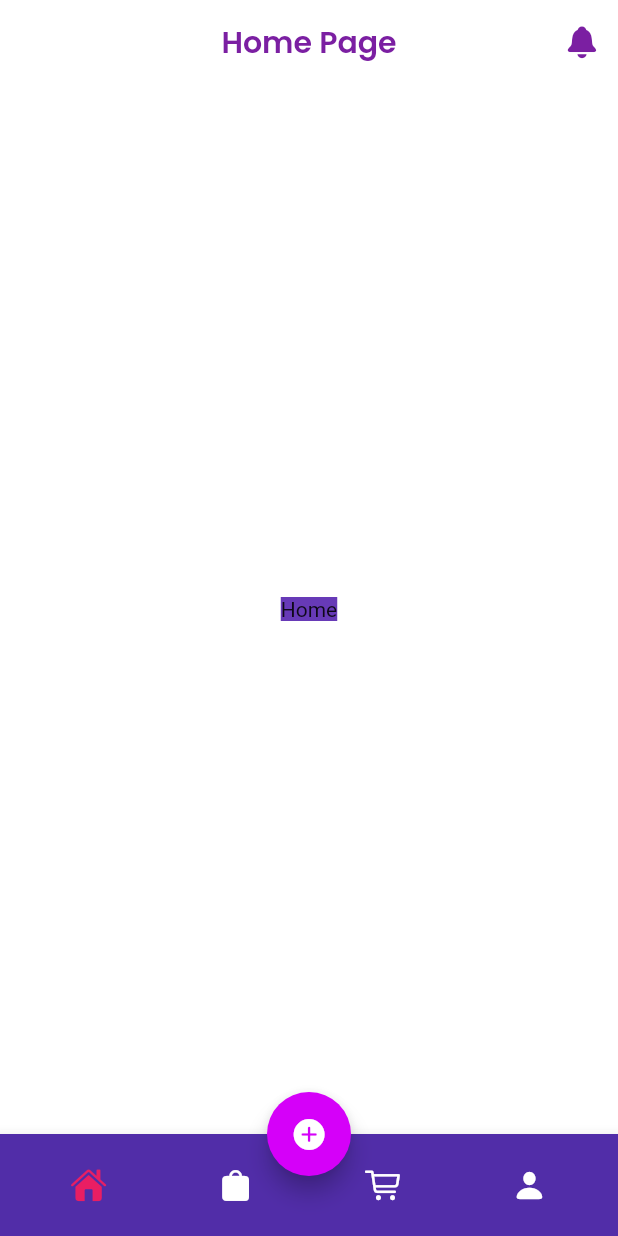
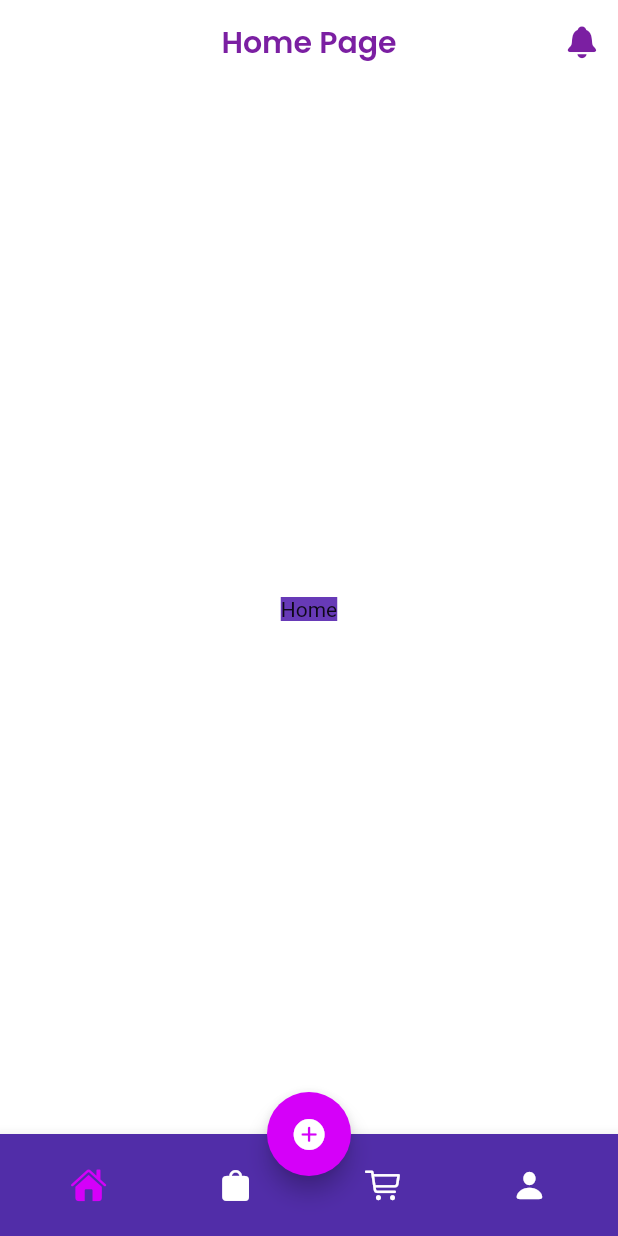
Before and after one commit to ozaenzenzen/flutter-fam-ui4, a Flutter app: the screen it shows after launch, on a phone screen of 412 x 824 dp. Run offline on Flutter 3.47's test engine with Material 2 defaults, Android fonts, the light colour scheme and no system bars; our stand-ins replace get, google_fonts.

Commit message:
update mainpage

```diff
--- a/lib/mainpage.dart
+++ b/lib/mainpage.dart
@@ -61,7 +61,9 @@ class _MainPageState extends State<MainPage> {
         physics: BouncingScrollPhysics(),
         onPageChanged: (page) {
           // print(page);
-          nowPage = page;
+          setState(() {
+            nowPage = page;
+          });
         },
       ),
       floatingActionButtonLocation: FloatingActionButtonLocation.centerDocked,
@@ -92,7 +94,7 @@ class _MainPageState extends State<MainPage> {
                 },
                 icon: Icon(
                   CupertinoIcons.house_fill,
-                  color: (nowPage == 0) ? Colors.pink : Colors.white,
+                  color: (nowPage == 0) ? Colors.purpleAccent[400] : Colors.white,
                 ),
               ),
               IconButton(
@@ -104,7 +106,7 @@ class _MainPageState extends State<MainPage> {
                 },
                 icon: Icon(
                   CupertinoIcons.bag_fill,
-                  color: (nowPage == 1) ? Colors.pink : Colors.white,
+                  color: (nowPage == 1) ? Colors.purpleAccent[400] : Colors.white,
                 ),
               ),
               IconButton(
@@ -116,7 +118,7 @@ class _MainPageState extends State<MainPage> {
                 },
                 icon: Icon(
                   CupertinoIcons.shopping_cart,
-                  color: (nowPage == 2) ? Colors.pink : Colors.white,
+                  color: (nowPage == 2) ? Colors.purpleAccent[400] : Colors.white,
                 ),
               ),
               IconButton(
@@ -128,7 +130,7 @@ class _MainPageState extends State<MainPage> {
                 },
                 icon: Icon(
                   CupertinoIcons.person_fill,
-                  color: (nowPage == 3) ? Colors.pink : Colors.white,
+                  color: (nowPage == 3) ? Colors.purpleAccent[400] : Colors.white,
                 ),
               ),
             ],
```
